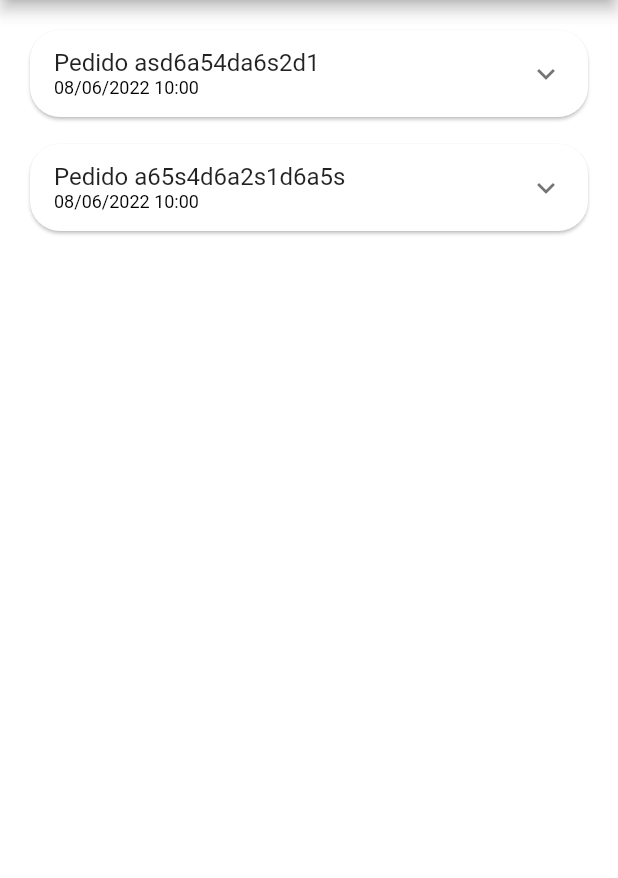
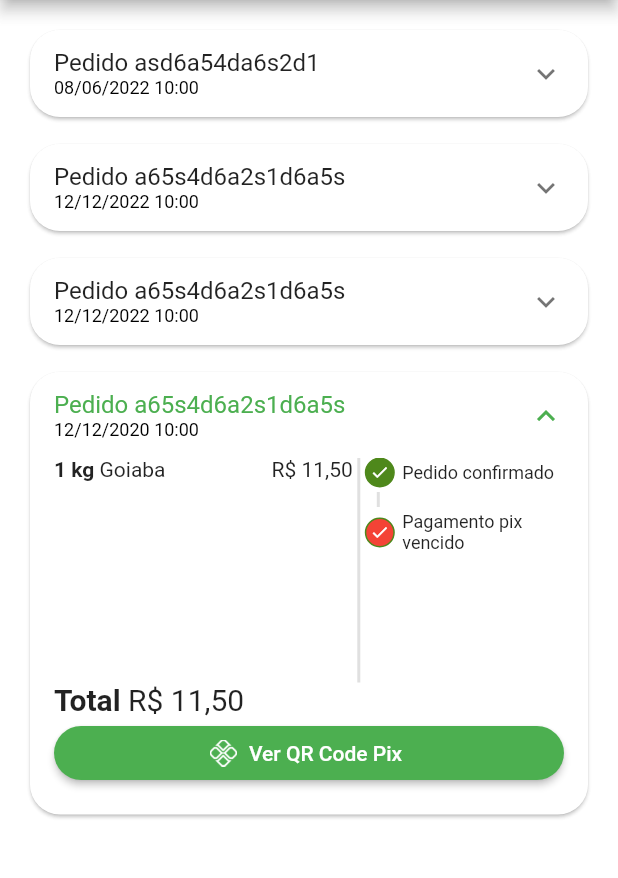
Before and after one commit to JoelSchecheleski/greengrocer, a Flutter app: the OrdersScreen screen opened directly, on a phone screen of 412 x 824 dp, the part 84-962 px from its top. Run offline on Flutter 3.47's test engine with Material 2 defaults, Android fonts, the phone set to English and light mode, and no system bars; our stand-ins replace animated_text_kit, badges, mask_text_input_formatter, qr_flutter.

Commit message:
0021 - Criado a tela de pedidos

```diff
--- a/lib/src/config/app_data.dart
+++ b/lib/src/config/app_data.dart
@@ -99,10 +99,10 @@
       '2022-06-08 10:00:10.458',
     ),
     overdueDateTime: DateTime.parse(
-      '2022-06-08 11:00:10.458',
+      '2022-12-12 11:00:10.458',
     ),
     id: 'asd6a54da6s2d1',
-    status: 'pending_payment',
+    status: 'preparing_purchase',
     total: 11.0,
     items: [
       CartItemModel(
@@ -113,6 +113,10 @@
         item: mango,
         quantity: 2,
       ),
+      CartItemModel(
+        item: grape,
+        quantity: 8,
+      ),
     ],
   ),
 
@@ -120,10 +124,10 @@
   OrderModel(
     copyAndPaste: 'q1w2e3r4t5y6',
     createdDateTime: DateTime.parse(
-      '2022-06-08 10:00:10.458',
+      '2022-12-12 10:00:10.458',
     ),
     overdueDateTime: DateTime.parse(
-      '2022-06-08 11:00:10.458',
+      '2022-12-12 11:00:10.458',
     ),
     id: 'a65s4d6a2s1d6a5s',
     status: 'delivered',
@@ -135,4 +139,44 @@
       ),
     ],
   ),
+
+  // Pedido 03
+  OrderModel(
+    copyAndPaste: 'q1w2e3r4t5y6',
+    createdDateTime: DateTime.parse(
+      '2022-12-12 10:00:10.458',
+    ),
+    overdueDateTime: DateTime.parse(
+      '2022-12-12 11:00:10.458',
+    ),
+    id: 'a65s4d6a2s1d6a5s',
+    status: 'refunded',
+    total: 11.5,
+    items: [
+      CartItemModel(
+        item: guava,
+        quantity: 1,
+      ),
+    ],
+  ),
+
+  // Pedido 04
+  OrderModel(
+    copyAndPaste: 'q1w2e3r4t5y6',
+    createdDateTime: DateTime.parse(
+      '2020-12-12 10:00:10.458',
+    ),
+    overdueDateTime: DateTime.parse(
+      '2020-12-12 11:00:10.458',
+    ),
+    id: 'a65s4d6a2s1d6a5s',
+    status: 'pending_payment',
+    total: 11.5,
+    items: [
+      CartItemModel(
+        item: guava,
+        quantity: 1,
+      ),
+    ],
+  ),
 ];
--- a/lib/src/pages/cart/cart_tab_screen.dart
+++ b/lib/src/pages/cart/cart_tab_screen.dart
@@ -4,6 +4,8 @@
 import 'package:greengrocer/src/pages/cart/components/cart_tile.dart';
 import 'package:greengrocer/src/services/utils_service.dart';
 import 'package:greengrocer/src/config/app_data.dart' as appData;
+
+import '../common_widgets/payment_dialog.dart';
 
 class CartTabScreen extends StatefulWidget {
   const CartTabScreen({Key? key}) : super(key: key);
@@ -94,7 +96,16 @@
                     onPressed: () async {
                       // confirmar se deseja finalizar
                       bool? result = await showOrderConfirmation();
-                      print(result);
+                      if (result ?? false) {
+                        // Copia e cola
+                        showDialog(
+                            context: context,
+                            builder: (_) {
+                              return PaymentDialog(
+                                order: appData.orders.first, // somente testes
+                              );
+                            });
+                      }
                     },
                     child: const Text(
                       "Concluir pedido",
--- /dev/null
+++ b/lib/src/pages/common_widgets/payment_dialog.dart
@@ -0,0 +1,107 @@
+import 'package:flutter/material.dart';
+import 'package:greengrocer/src/models/order_model.dart';
+import 'package:greengrocer/src/services/utils_service.dart';
+import 'package:qr_flutter/qr_flutter.dart';
+
+class PaymentDialog extends StatelessWidget {
+  final OrderModel order;
+
+  PaymentDialog({
+    Key? key,
+    required this.order,
+  }) : super(key: key);
+
+  final UtilsServices utilsServices = UtilsServices();
+
+  @override
+  Widget build(BuildContext context) {
+    return Dialog(
+      shape: RoundedRectangleBorder(
+        borderRadius: BorderRadius.circular(20),
+      ),
+      child: Stack(
+        alignment: Alignment.center,
+        children: [
+          // Conteúdo
+          Padding(
+            padding: const EdgeInsets.all(8.0),
+            child: Column(
+              mainAxisSize: MainAxisSize.min,
+              children: [
+                // Titulo
+                const Padding(
+                  padding: EdgeInsets.symmetric(horizontal: 20),
+                  child: Text(
+                    'Pagamento com Pix',
+                    style: TextStyle(
+                      fontWeight: FontWeight.bold,
+                      fontSize: 18,
+                    ),
+                  ),
+                ),
+                // QR Code
+                QrImage(
+                  data: "1234567890",
+                  version: QrVersions.auto,
+                  size: 200.0,
+                  // gapless: false,
+                ),
+                // Vencimento
+                Text(
+                  'Vencimento: ${utilsServices.formatDateTime(order.overdueDateTime)}',
+                  style: const TextStyle(
+                    fontSize: 12,
+                  ),
+                ),
+
+                // Total
+                Text(
+                  'Total: ${utilsServices.priceToCurrency(order.total)}',
+                  style: const TextStyle(
+                    fontSize: 17,
+                    fontWeight: FontWeight.bold,
+                  ),
+                ),
+
+                // Botão copia e cola
+                OutlinedButton.icon(
+                  style: OutlinedButton.styleFrom(
+                    shape: RoundedRectangleBorder(
+                      borderRadius: BorderRadius.circular(20),
+                    ),
+                    side: const BorderSide(
+                      width: 2,
+                      color: Colors.green,
+                    ),
+                  ),
+                  onPressed: () {},
+                  icon: const Icon(
+                    Icons.copy,
+                    size: 15,
+                  ),
+                  label: const Text(
+                    'Copiar código Pix',
+                    style: TextStyle(
+                      fontSize: 13,
+                    ),
+                  ),
+                ),
+              ],
+            ),
+          ),
+
+          Positioned(
+            top: 0,
+            right: 0,
+            child: IconButton(
+              onPressed: () {
+                Navigator.of(context).pop();
+              },
+              icon: const Icon(Icons.close),
+            ),
+          )
+        ],
+      ),
+    );
+  }
+}
--- /dev/null
+++ b/lib/src/pages/orders/components/order_status_widget.dart
@@ -0,0 +1,139 @@
+import 'package:flutter/material.dart';
+import 'package:greengrocer/src/config/custom_colors.dart';
+
+class OrderStatusWidget extends StatelessWidget {
+  final String status;
+  final bool isOverdue;
+
+  final Map<String, int> allStatus = <String, int>{
+    'pending_payment': 0,
+    'refunded': 1,
+    'paid': 2,
+    'preparing_purchase': 3,
+    'shipping': 4,
+    'delivered': 5
+  };
+
+  int get currentStatus => allStatus[status]!;
+
+  OrderStatusWidget({
+    Key? key,
+    required this.status,
+    required this.isOverdue,
+  }) : super(key: key);
+
+  @override
+  Widget build(BuildContext context) {
+    return Column(
+      crossAxisAlignment: CrossAxisAlignment.start,
+      children: [
+        const _statusDot(
+          isAtive: true,
+          title: 'Pedido confirmado',
+        ),
+        const _CustomDivider(),
+        if (currentStatus == 1) ...[
+          const _statusDot(
+            isAtive: true,
+            title: 'Pix estornado',
+            backgroundColor: Colors.orange,
+          ),
+        ] else if(isOverdue) ...[
+          const _statusDot(
+            isAtive: true,
+            title: 'Pagamento pix vencido',
+            backgroundColor: Colors.red,
+          ),
+        ] else ...[
+          _statusDot(
+            isAtive: currentStatus >= 2,
+            title: 'Pagamento',
+          ),
+          const _CustomDivider(),
+          _statusDot(
+            isAtive: currentStatus >= 3,
+            title: 'Preparado',
+          ),
+          const _CustomDivider(),
+          _statusDot(
+            isAtive: currentStatus >= 4,
+            title: 'Envio',
+          ),
+          const _CustomDivider(),
+          _statusDot(
+            isAtive: currentStatus == 5,
+            title: 'Entregue',
+          ),
+        ]
+      ],
+    );
+  }
+}
+
+class _CustomDivider extends StatelessWidget {
+  const _CustomDivider({Key? key}) : super(key: key);
+
+  @override
+  Widget build(BuildContext context) {
+    return Container(
+      margin: const EdgeInsets.symmetric(horizontal: 8, vertical: 3),
+      height: 10,
+      width: 2,
+      color: Colors.grey.shade300,
+    );
+  }
+}
+
+class _statusDot extends StatelessWidget {
+  final bool isAtive;
+  final String title;
+  final Color? backgroundColor;
+
+  const _statusDot({
+    Key? key,
+    required this.isAtive,
+    required this.title,
+    this.backgroundColor,
+  }) : super(key: key);
+
+  @override
+  Widget build(BuildContext context) {
+    return Row(
+      children: [
+        // Dot
+        Container(
+          alignment: Alignment.center,
+          height: 20,
+          width: 20,
+          decoration: BoxDecoration(
+            shape: BoxShape.circle,
+            border: Border.all(
+              color: CustomColors.customSwatchColor,
+            ),
+            color:
+                isAtive ? backgroundColor ?? CustomColors.customSwatchColor : Colors.transparent,
+          ),
+          child: isAtive
+              ? const Icon(
+                  Icons.check,
+                  size: 13,
+                  color: Colors.white,
+                )
+              : const SizedBox.shrink(),
+        ),
+
+        const SizedBox(width: 5),
+
+        // Texto
+        Expanded(
+          child: Text(
+            title,
+            style: const TextStyle(
+              fontSize: 12,
+            ),
+          ),
+        ),
+      ],
+    );
+  }
+}
--- a/lib/src/pages/orders/components/order_tile.dart
+++ b/lib/src/pages/orders/components/order_tile.dart
@@ -1,5 +1,8 @@
 import 'package:flutter/material.dart';
+import 'package:greengrocer/src/models/cart_item_model.dart';
 import 'package:greengrocer/src/models/order_model.dart';
+import 'package:greengrocer/src/pages/common_widgets/payment_dialog.dart';
+import 'package:greengrocer/src/pages/orders/components/order_status_widget.dart';
 import 'package:greengrocer/src/services/utils_service.dart';
 
 class OrderTile extends StatelessWidget {
@@ -21,6 +24,7 @@
       child: Theme(
         data: Theme.of(context).copyWith(dividerColor: Colors.transparent),
         child: ExpansionTile(
+          initiallyExpanded: order.status == 'pending_payment',
           title: Column(
             mainAxisSize: MainAxisSize.min,
             crossAxisAlignment: CrossAxisAlignment.start,
@@ -35,9 +39,130 @@
               ),
             ],
           ),
-          children: [const Text('Teste')],
+          childrenPadding: const EdgeInsets.fromLTRB(16, 0, 16, 16),
+          expandedCrossAxisAlignment: CrossAxisAlignment.stretch,
+          children: [
+            IntrinsicHeight(
+              child: Row(
+                children: [
+                  // Lista de produtos
+                  Expanded(
+                    flex: 3,
+                    child: SizedBox(
+                      height: 150,
+                      child: ListView(
+                        children: order.items.map((ordemItem) {
+                          return _OrderItemWidget(
+                            utilsServices: utilsServices,
+                            orderItem: ordemItem,
+                          );
+                        }).toList(),
+                      ),
+                    ),
+                  ),
+
+                  // Divisão
+                  VerticalDivider(
+                    color: Colors.grey.shade300,
+                    thickness: 2,
+                    width: 8,
+                  ),
+
+                  // Status do pedido
+                  Expanded(
+                    flex: 2,
+                    child: OrderStatusWidget(
+                      status: order.status,
+                      isOverdue: order.overdueDateTime.isBefore(
+                        DateTime.now(),
+                      ),
+                    ),
+                  ),
+                ],
+              ),
+            ),
+
+            // Total
+            Text.rich(
+              TextSpan(
+                style: const TextStyle(fontSize: 20),
+                children: [
+                  const TextSpan(
+                    text: 'Total ',
+                    style: TextStyle(fontWeight: FontWeight.bold),
+                  ),
+                  TextSpan(
+                    text: utilsServices.priceToCurrency(order.total),
+                  )
+                ],
+              ),
+            ),
+
+            // Botão pagamento
+            Visibility(
+              visible: order.status == 'pending_payment',
+              child: ElevatedButton.icon(
+                style: ElevatedButton.styleFrom(
+                  shape: RoundedRectangleBorder(
+                    borderRadius: BorderRadius.circular(20),
+                  ),
+                ),
+                onPressed: () {
+                  // Copia e cola
+                  showDialog(
+                      context: context,
+                      builder: (_) {
+                        return PaymentDialog(
+                          order: order,
+                        );
+                      });
+                },
+                label: const Text('Ver QR Code Pix'),
+                icon: Image.asset('assets/images/pix.png',
+                    height: 18), // const Icon(Icons.pix_outlined),
+              ),
+            ),
+          ],
         ),
       ),
     );
   }
 }
+
+// Private _OrderItemWidget
+class _OrderItemWidget extends StatelessWidget {
+  final CartItemModel orderItem;
+
+  const _OrderItemWidget({
+    Key? key,
+    required this.utilsServices,
+    required this.orderItem,
+  }) : super(key: key);
+
+  final UtilsServices utilsServices;
+
+  @override
+  Widget build(BuildContext context) {
+    return Padding(
+      padding: const EdgeInsets.only(bottom: 10),
+      child: Row(
+        children: [
+          Text(
+            '${orderItem.quantity} ${orderItem.item.unit} ',
+            style: const TextStyle(
+              fontWeight: FontWeight.bold,
+            ),
+          ),
+          Expanded(
+            child: Text(orderItem.item.itemName),
+          ),
+          Text(
+            utilsServices.priceToCurrency(
+              orderItem.totalPrice(),
+            ),
+          ),
+        ],
+      ),
+    );
+  }
+}
--- a/pubspec.yaml
+++ b/pubspec.yaml
@@ -40,6 +40,7 @@
   mask_text_input_formatter: ^2.4.0
   badges: ^2.0.3
   intl: ^0.17.0
+  qr_flutter: ^4.0.0
 
 dev_dependencies:
   flutter_test:
```
Also changed, not shown: assets/images/pix.png (added), pubspec.lock.
